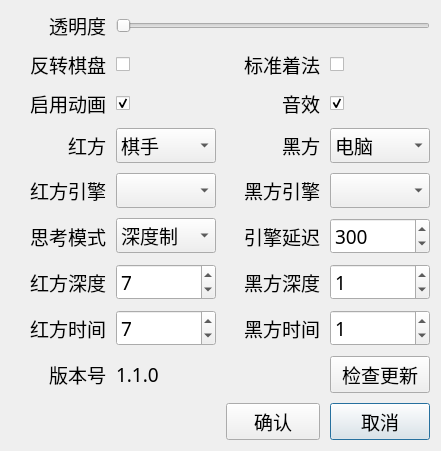
StevenBaby/chess, file src/ui/settings.ui: the form before one commit.
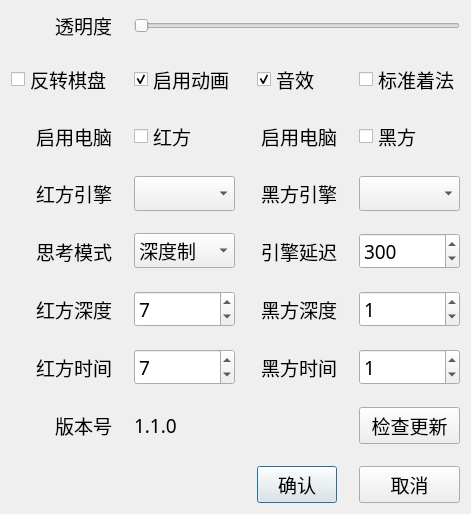
The form after the commit.

Commit message: 💄 Changed the main layout from QVBoxLayout to QHBoxLayout for better alignment.

```diff
--- a/src/ui/settings.ui
+++ b/src/ui/settings.ui
@@ -6,21 +6,24 @@
    <rect>
     <x>0</x>
     <y>0</y>
-    <width>441</width>
-    <height>402</height>
+    <width>459</width>
+    <height>418</height>
    </rect>
   </property>
   <property name="windowTitle">
    <string>Dialog</string>
   </property>
-  <layout class="QVBoxLayout" name="verticalLayout">
+  <layout class="QHBoxLayout" name="horizontalLayout">
    <item>
-    <layout class="QGridLayout" name="gridLayout">
+    <layout class="QGridLayout" name="gridLayout_2">
+     <property name="sizeConstraint">
+      <enum>QLayout::SetFixedSize</enum>
+     </property>
      <property name="spacing">
-      <number>10</number>
+      <number>22</number>
      </property>
-     <item row="3" column="2">
-      <widget class="QLabel" name="label_4">
+     <item row="5" column="0">
+      <widget class="QLabel" name="label_8">
        <property name="font">
         <font>
          <family>DengXian</family>
@@ -28,63 +31,30 @@
         </font>
        </property>
        <property name="text">
-        <string>黑方</string>
+        <string>红方深度</string>
        </property>
        <property name="alignment">
         <set>Qt::AlignRight|Qt::AlignTrailing|Qt::AlignVCenter</set>
        </property>
       </widget>
      </item>
-     <item row="9" column="3">
-      <widget class="QPushButton" name="cancel">
-       <property name="font">
-        <font>
-         <family>DengXian</family>
-         <pointsize>14</pointsize>
-        </font>
-       </property>
-       <property name="text">
-        <string>取消</string>
-       </property>
-      </widget>
-     </item>
-     <item row="0" column="0">
-      <widget class="QLabel" name="label">
-       <property name="font">
-        <font>
-         <family>DengXian</family>
-         <pointsize>14</pointsize>
-        </font>
-       </property>
-       <property name="text">
-        <string>透明度</string>
-       </property>
-       <property name="alignment">
-        <set>Qt::AlignRight|Qt::AlignTrailing|Qt::AlignVCenter</set>
-       </property>
-      </widget>
-     </item>
-     <item row="4" column="1">
-      <widget class="QComboBox" name="red_engine">
-       <property name="font">
-        <font>
-         <family>DengXian</family>
-         <pointsize>14</pointsize>
-        </font>
-       </property>
-      </widget>
-     </item>
-     <item row="2" column="1">
-      <widget class="QCheckBox" name="animate">
-       <property name="text">
-        <string/>
-       </property>
-       <property name="checked">
-        <bool>true</bool>
-       </property>
-      </widget>
-     </item>
      <item row="5" column="2">
+      <widget class="QLabel" name="label_9">
+       <property name="font">
+        <font>
+         <family>DengXian</family>
+         <pointsize>14</pointsize>
+        </font>
+       </property>
+       <property name="text">
+        <string>黑方深度</string>
+       </property>
+       <property name="alignment">
+        <set>Qt::AlignRight|Qt::AlignTrailing|Qt::AlignVCenter</set>
+       </property>
+      </widget>
+     </item>
+     <item row="4" column="2">
       <widget class="QLabel" name="label_7">
        <property name="font">
         <font>
@@ -100,108 +70,7 @@
        </property>
       </widget>
      </item>
-     <item row="3" column="1">
-      <widget class="QComboBox" name="redside">
-       <property name="font">
-        <font>
-         <family>DengXian</family>
-         <pointsize>14</pointsize>
-        </font>
-       </property>
-       <item>
-        <property name="text">
-         <string>棋手</string>
-        </property>
-       </item>
-       <item>
-        <property name="text">
-         <string>电脑</string>
-        </property>
-       </item>
-      </widget>
-     </item>
-     <item row="2" column="0">
-      <widget class="QLabel" name="label_20">
-       <property name="font">
-        <font>
-         <family>DengXian</family>
-         <pointsize>14</pointsize>
-        </font>
-       </property>
-       <property name="text">
-        <string>启用动画</string>
-       </property>
-       <property name="alignment">
-        <set>Qt::AlignRight|Qt::AlignTrailing|Qt::AlignVCenter</set>
-       </property>
-      </widget>
-     </item>
-     <item row="6" column="3">
-      <widget class="QSpinBox" name="black_depth">
-       <property name="font">
-        <font>
-         <family>DengXian</family>
-         <pointsize>14</pointsize>
-        </font>
-       </property>
-       <property name="maximum">
-        <number>10</number>
-       </property>
-       <property name="value">
-        <number>1</number>
-       </property>
-      </widget>
-     </item>
-     <item row="6" column="0">
-      <widget class="QLabel" name="label_8">
-       <property name="font">
-        <font>
-         <family>DengXian</family>
-         <pointsize>14</pointsize>
-        </font>
-       </property>
-       <property name="text">
-        <string>红方深度</string>
-       </property>
-       <property name="alignment">
-        <set>Qt::AlignRight|Qt::AlignTrailing|Qt::AlignVCenter</set>
-       </property>
-      </widget>
-     </item>
-     <item row="9" column="2">
-      <widget class="QPushButton" name="ok">
-       <property name="font">
-        <font>
-         <family>DengXian</family>
-         <pointsize>14</pointsize>
-        </font>
-       </property>
-       <property name="text">
-        <string>确认</string>
-       </property>
-      </widget>
-     </item>
-     <item row="3" column="3">
-      <widget class="QComboBox" name="blackside">
-       <property name="font">
-        <font>
-         <family>DengXian</family>
-         <pointsize>14</pointsize>
-        </font>
-       </property>
-       <item>
-        <property name="text">
-         <string>电脑</string>
-        </property>
-       </item>
-       <item>
-        <property name="text">
-         <string>棋手</string>
-        </property>
-       </item>
-      </widget>
-     </item>
-     <item row="5" column="3">
+     <item row="4" column="3">
       <widget class="QSpinBox" name="delay">
        <property name="font">
         <font>
@@ -217,6 +86,80 @@
        </property>
       </widget>
      </item>
+     <item row="5" column="1">
+      <widget class="QSpinBox" name="red_depth">
+       <property name="font">
+        <font>
+         <family>DengXian</family>
+         <pointsize>14</pointsize>
+        </font>
+       </property>
+       <property name="maximum">
+        <number>10</number>
+       </property>
+       <property name="value">
+        <number>7</number>
+       </property>
+      </widget>
+     </item>
+     <item row="6" column="2">
+      <widget class="QLabel" name="label_15">
+       <property name="font">
+        <font>
+         <family>DengXian</family>
+         <pointsize>14</pointsize>
+        </font>
+       </property>
+       <property name="text">
+        <string>黑方时间</string>
+       </property>
+       <property name="alignment">
+        <set>Qt::AlignRight|Qt::AlignTrailing|Qt::AlignVCenter</set>
+       </property>
+      </widget>
+     </item>
+     <item row="3" column="2">
+      <widget class="QLabel" name="label_12">
+       <property name="font">
+        <font>
+         <family>DengXian</family>
+         <pointsize>14</pointsize>
+        </font>
+       </property>
+       <property name="text">
+        <string>黑方引擎</string>
+       </property>
+       <property name="alignment">
+        <set>Qt::AlignRight|Qt::AlignTrailing|Qt::AlignVCenter</set>
+       </property>
+      </widget>
+     </item>
+     <item row="4" column="0">
+      <widget class="QLabel" name="label_13">
+       <property name="font">
+        <font>
+         <family>DengXian</family>
+         <pointsize>14</pointsize>
+        </font>
+       </property>
+       <property name="text">
+        <string>思考模式</string>
+       </property>
+       <property name="alignment">
+        <set>Qt::AlignRight|Qt::AlignTrailing|Qt::AlignVCenter</set>
+       </property>
+      </widget>
+     </item>
+     <item row="3" column="3">
+      <widget class="QComboBox" name="black_engine">
+       <property name="font">
+        <font>
+         <family>DengXian</family>
+         <pointsize>14</pointsize>
+        </font>
+       </property>
+      </widget>
+     </item>
      <item row="0" column="1" colspan="3">
       <widget class="QSlider" name="transprancy">
        <property name="font">
@@ -242,55 +185,7 @@
        </property>
       </widget>
      </item>
-     <item row="8" column="1">
-      <widget class="QLabel" name="version">
-       <property name="font">
-        <font>
-         <family>DengXian</family>
-         <pointsize>14</pointsize>
-        </font>
-       </property>
-       <property name="text">
-        <string>1.1.0</string>
-       </property>
-       <property name="alignment">
-        <set>Qt::AlignLeading|Qt::AlignLeft|Qt::AlignVCenter</set>
-       </property>
-      </widget>
-     </item>
-     <item row="4" column="2">
-      <widget class="QLabel" name="label_12">
-       <property name="font">
-        <font>
-         <family>DengXian</family>
-         <pointsize>14</pointsize>
-        </font>
-       </property>
-       <property name="text">
-        <string>黑方引擎</string>
-       </property>
-       <property name="alignment">
-        <set>Qt::AlignRight|Qt::AlignTrailing|Qt::AlignVCenter</set>
-       </property>
-      </widget>
-     </item>
-     <item row="6" column="1">
-      <widget class="QSpinBox" name="red_depth">
-       <property name="font">
-        <font>
-         <family>DengXian</family>
-         <pointsize>14</pointsize>
-        </font>
-       </property>
-       <property name="maximum">
-        <number>10</number>
-       </property>
-       <property name="value">
-        <number>7</number>
-       </property>
-      </widget>
-     </item>
-     <item row="5" column="1">
+     <item row="4" column="1">
       <widget class="QComboBox" name="mode">
        <property name="font">
         <font>
@@ -310,23 +205,107 @@
        </item>
       </widget>
      </item>
-     <item row="5" column="0">
-      <widget class="QLabel" name="label_13">
+     <item row="3" column="1">
+      <widget class="QComboBox" name="red_engine">
        <property name="font">
         <font>
          <family>DengXian</family>
          <pointsize>14</pointsize>
         </font>
        </property>
+      </widget>
+     </item>
+     <item row="5" column="3">
+      <widget class="QSpinBox" name="black_depth">
+       <property name="font">
+        <font>
+         <family>DengXian</family>
+         <pointsize>14</pointsize>
+        </font>
+       </property>
+       <property name="maximum">
+        <number>10</number>
+       </property>
+       <property name="value">
+        <number>1</number>
+       </property>
+      </widget>
+     </item>
+     <item row="6" column="0">
+      <widget class="QLabel" name="label_14">
+       <property name="font">
+        <font>
+         <family>DengXian</family>
+         <pointsize>14</pointsize>
+        </font>
+       </property>
        <property name="text">
-        <string>思考模式</string>
+        <string>红方时间</string>
        </property>
        <property name="alignment">
         <set>Qt::AlignRight|Qt::AlignTrailing|Qt::AlignVCenter</set>
        </property>
       </widget>
      </item>
-     <item row="4" column="0">
+     <item row="6" column="1">
+      <widget class="QSpinBox" name="red_time">
+       <property name="font">
+        <font>
+         <family>DengXian</family>
+         <pointsize>14</pointsize>
+        </font>
+       </property>
+       <property name="maximum">
+        <number>100000</number>
+       </property>
+       <property name="value">
+        <number>7</number>
+       </property>
+      </widget>
+     </item>
+     <item row="2" column="2">
+      <widget class="QLabel" name="label_3">
+       <property name="font">
+        <font>
+         <family>DengXian</family>
+         <pointsize>14</pointsize>
+        </font>
+       </property>
+       <property name="text">
+        <string>启用电脑</string>
+       </property>
+       <property name="alignment">
+        <set>Qt::AlignRight|Qt::AlignTrailing|Qt::AlignVCenter</set>
+       </property>
+      </widget>
+     </item>
+     <item row="8" column="2">
+      <widget class="QPushButton" name="ok">
+       <property name="font">
+        <font>
+         <family>DengXian</family>
+         <pointsize>14</pointsize>
+        </font>
+       </property>
+       <property name="text">
+        <string>确认</string>
+       </property>
+      </widget>
+     </item>
+     <item row="2" column="1">
+      <widget class="QCheckBox" name="redside">
+       <property name="font">
+        <font>
+         <family>DengXian</family>
+         <pointsize>14</pointsize>
+        </font>
+       </property>
+       <property name="text">
+        <string>红方</string>
+       </property>
+      </widget>
+     </item>
+     <item row="3" column="0">
       <widget class="QLabel" name="label_11">
        <property name="font">
         <font>
@@ -342,8 +321,8 @@
        </property>
       </widget>
      </item>
-     <item row="6" column="2">
-      <widget class="QLabel" name="label_9">
+     <item row="2" column="3">
+      <widget class="QCheckBox" name="blackside">
        <property name="font">
         <font>
          <family>DengXian</family>
@@ -351,7 +330,100 @@
         </font>
        </property>
        <property name="text">
-        <string>黑方深度</string>
+        <string>黑方</string>
+       </property>
+      </widget>
+     </item>
+     <item row="6" column="3">
+      <widget class="QSpinBox" name="black_time">
+       <property name="font">
+        <font>
+         <family>DengXian</family>
+         <pointsize>14</pointsize>
+        </font>
+       </property>
+       <property name="maximum">
+        <number>100000</number>
+       </property>
+       <property name="value">
+        <number>1</number>
+       </property>
+      </widget>
+     </item>
+     <item row="1" column="1">
+      <widget class="QCheckBox" name="animate">
+       <property name="font">
+        <font>
+         <family>DengXian</family>
+         <pointsize>14</pointsize>
+        </font>
+       </property>
+       <property name="text">
+        <string>启用动画</string>
+       </property>
+       <property name="checked">
+        <bool>true</bool>
+       </property>
+      </widget>
+     </item>
+     <item row="1" column="2">
+      <widget class="QCheckBox" name="audio">
+       <property name="font">
+        <font>
+         <family>DengXian</family>
+         <pointsize>14</pointsize>
+        </font>
+       </property>
+       <property name="text">
+        <string>音效</string>
+       </property>
+       <property name="checked">
+        <bool>true</bool>
+       </property>
+      </widget>
+     </item>
+     <item row="1" column="3">
+      <widget class="QCheckBox" name="standard_method">
+       <property name="font">
+        <font>
+         <family>DengXian</family>
+         <pointsize>14</pointsize>
+        </font>
+       </property>
+       <property name="text">
+        <string>标准着法</string>
+       </property>
+       <property name="checked">
+        <bool>false</bool>
+       </property>
+      </widget>
+     </item>
+     <item row="0" column="0">
+      <widget class="QLabel" name="label">
+       <property name="font">
+        <font>
+         <family>DengXian</family>
+         <pointsize>14</pointsize>
+        </font>
+       </property>
+       <property name="text">
+        <string>透明度</string>
+       </property>
+       <property name="alignment">
+        <set>Qt::AlignRight|Qt::AlignTrailing|Qt::AlignVCenter</set>
+       </property>
+      </widget>
+     </item>
+     <item row="2" column="0">
+      <widget class="QLabel" name="label_4">
+       <property name="font">
+        <font>
+         <family>DengXian</family>
+         <pointsize>14</pointsize>
+        </font>
+       </property>
+       <property name="text">
+        <string>启用电脑</string>
        </property>
        <property name="alignment">
         <set>Qt::AlignRight|Qt::AlignTrailing|Qt::AlignVCenter</set>
@@ -359,7 +431,7 @@
       </widget>
      </item>
      <item row="8" column="3">
-      <widget class="QPushButton" name="checkupdate">
+      <widget class="QPushButton" name="cancel">
        <property name="font">
         <font>
          <family>DengXian</family>
@@ -367,22 +439,12 @@
         </font>
        </property>
        <property name="text">
-        <string>检查更新</string>
-       </property>
-      </widget>
-     </item>
-     <item row="4" column="3">
-      <widget class="QComboBox" name="black_engine">
-       <property name="font">
-        <font>
-         <family>DengXian</family>
-         <pointsize>14</pointsize>
-        </font>
+        <string>取消</string>
        </property>
       </widget>
      </item>
      <item row="1" column="0">
-      <widget class="QLabel" name="label_2">
+      <widget class="QCheckBox" name="reverse">
        <property name="font">
         <font>
          <family>DengXian</family>
@@ -392,28 +454,9 @@
        <property name="text">
         <string>反转棋盘</string>
        </property>
-       <property name="alignment">
-        <set>Qt::AlignRight|Qt::AlignTrailing|Qt::AlignVCenter</set>
-       </property>
       </widget>
      </item>
-     <item row="3" column="0">
-      <widget class="QLabel" name="label_3">
-       <property name="font">
-        <font>
-         <family>DengXian</family>
-         <pointsize>14</pointsize>
-        </font>
-       </property>
-       <property name="text">
-        <string>红方</string>
-       </property>
-       <property name="alignment">
-        <set>Qt::AlignRight|Qt::AlignTrailing|Qt::AlignVCenter</set>
-       </property>
-      </widget>
-     </item>
-     <item row="8" column="0">
+     <item row="7" column="0">
       <widget class="QLabel" name="label_5">
        <property name="font">
         <font>
@@ -429,47 +472,8 @@
        </property>
       </widget>
      </item>
-     <item row="1" column="1">
-      <widget class="QCheckBox" name="reverse">
-       <property name="text">
-        <string/>
-       </property>
-      </widget>
-     </item>
-     <item row="7" column="0">
-      <widget class="QLabel" name="label_14">
-       <property name="font">
-        <font>
-         <family>DengXian</family>
-         <pointsize>14</pointsize>
-        </font>
-       </property>
-       <property name="text">
-        <string>红方时间</string>
-       </property>
-       <property name="alignment">
-        <set>Qt::AlignRight|Qt::AlignTrailing|Qt::AlignVCenter</set>
-       </property>
-      </widget>
-     </item>
      <item row="7" column="1">
-      <widget class="QSpinBox" name="red_time">
-       <property name="font">
-        <font>
-         <family>DengXian</family>
-         <pointsize>14</pointsize>
-        </font>
-       </property>
-       <property name="maximum">
-        <number>100000</number>
-       </property>
-       <property name="value">
-        <number>7</number>
-       </property>
-      </widget>
-     </item>
-     <item row="7" column="2">
-      <widget class="QLabel" name="label_15">
+      <widget class="QLabel" name="version">
        <property name="font">
         <font>
          <family>DengXian</family>
@@ -477,78 +481,23 @@
         </font>
        </property>
        <property name="text">
-        <string>黑方时间</string>
+        <string>1.1.0</string>
        </property>
        <property name="alignment">
-        <set>Qt::AlignRight|Qt::AlignTrailing|Qt::AlignVCenter</set>
+        <set>Qt::AlignLeading|Qt::AlignLeft|Qt::AlignVCenter</set>
        </property>
       </widget>
      </item>
      <item row="7" column="3">
-      <widget class="QSpinBox" name="black_time">
+      <widget class="QPushButton" name="checkupdate">
        <property name="font">
         <font>
          <family>DengXian</family>
          <pointsize>14</pointsize>
         </font>
        </property>
-       <property name="maximum">
-        <number>100000</number>
-       </property>
-       <property name="value">
-        <number>1</number>
-       </property>
-      </widget>
-     </item>
-     <item row="1" column="2">
-      <widget class="QLabel" name="label_10">
-       <property name="font">
-        <font>
-         <family>DengXian</family>
-         <pointsize>14</pointsize>
-        </font>
-       </property>
        <property name="text">
-        <string>标准着法</string>
-       </property>
-       <property name="alignment">
-        <set>Qt::AlignRight|Qt::AlignTrailing|Qt::AlignVCenter</set>
-       </property>
-      </widget>
-     </item>
-     <item row="1" column="3">
-      <widget class="QCheckBox" name="standard_method">
-       <property name="text">
-        <string/>
-       </property>
-       <property name="checked">
-        <bool>false</bool>
-       </property>
-      </widget>
-     </item>
-     <item row="2" column="3">
-      <widget class="QCheckBox" name="audio">
-       <property name="text">
-        <string/>
-       </property>
-       <property name="checked">
-        <bool>true</bool>
-       </property>
-      </widget>
-     </item>
-     <item row="2" column="2">
-      <widget class="QLabel" name="label_6">
-       <property name="font">
-        <font>
-         <family>DengXian</family>
-         <pointsize>14</pointsize>
-        </font>
-       </property>
-       <property name="text">
-        <string>音效</string>
-       </property>
-       <property name="alignment">
-        <set>Qt::AlignRight|Qt::AlignTrailing|Qt::AlignVCenter</set>
+        <string>检查更新</string>
        </property>
       </widget>
      </item>
```
The commit also changes 4 other files.
